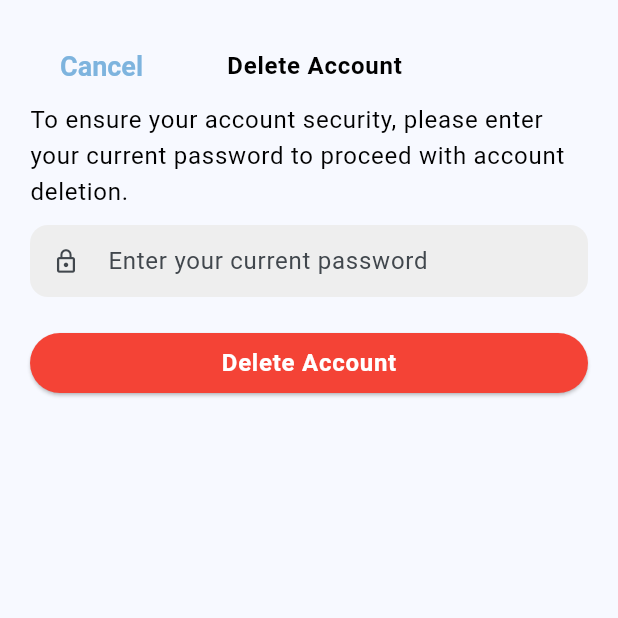
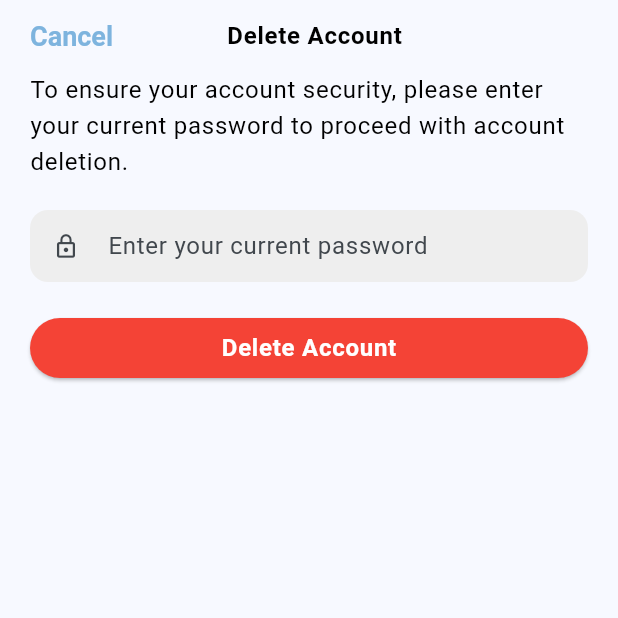
Before and after one commit to nur-hidayati/focusnest, a Flutter app: the VerifyDeleteAccount screen opened directly with empty values, on a phone screen of 412 x 824 dp, the top half of it. Run offline on Flutter 3.47's test engine with Material 3 defaults, Android fonts, the phone set to English and light mode, and no system bars; our stand-ins replace awesome_notifications, cloud_firestore, drift, firebase_auth, firebase_core, flutter_native_splash and 9 more; missing offline and left inert: sqlite3; accounts and stored records are empty; generated files the repository leaves out were written again.

Commit message:
update VerifyDeleteAccount UI

```diff
--- a/lib/src/features/settings/presentation/verify_delete_account_screen.dart
+++ b/lib/src/features/settings/presentation/verify_delete_account_screen.dart
@@ -71,13 +71,14 @@ class _VerifyDeleteAccountState extends ConsumerState<VerifyDeleteAccount> {
     return LoadingManager(
       isLoading: state.isLoading,
       child: Scaffold(
-        body: Padding(
-          padding: AppPadding.screenPadding,
+        body: SafeArea(
+          child: Padding(
+            padding: AppPadding.horizontalPadding,
             child: Column(
               crossAxisAlignment: CrossAxisAlignment.start,
               children: [
                 HeaderActionButtons(
-                padding: const EdgeInsets.only(top: 10),
+                  horizontalPadding: 0,
                   title: 'Delete Account',
                   hideDoneButton: true,
                   onCancel: () => context.pop(),
@@ -86,7 +87,7 @@ class _VerifyDeleteAccountState extends ConsumerState<VerifyDeleteAccount> {
                   title:
                       'To ensure your account security, please enter your current password to proceed with account deletion.',
                 ),
-              Spacers.smallVertical,
+                Spacers.mediumVertical,
                 CustomTextFormField(
                   hintText: 'Enter your current password',
                   controller: _currentPasswordController,
@@ -108,6 +109,7 @@ class _VerifyDeleteAccountState extends ConsumerState<VerifyDeleteAccount> {
             ),
           ),
         ),
+      ),
     );
   }
 }
```
Lines whose indentation alone changed are shown as unchanged.
